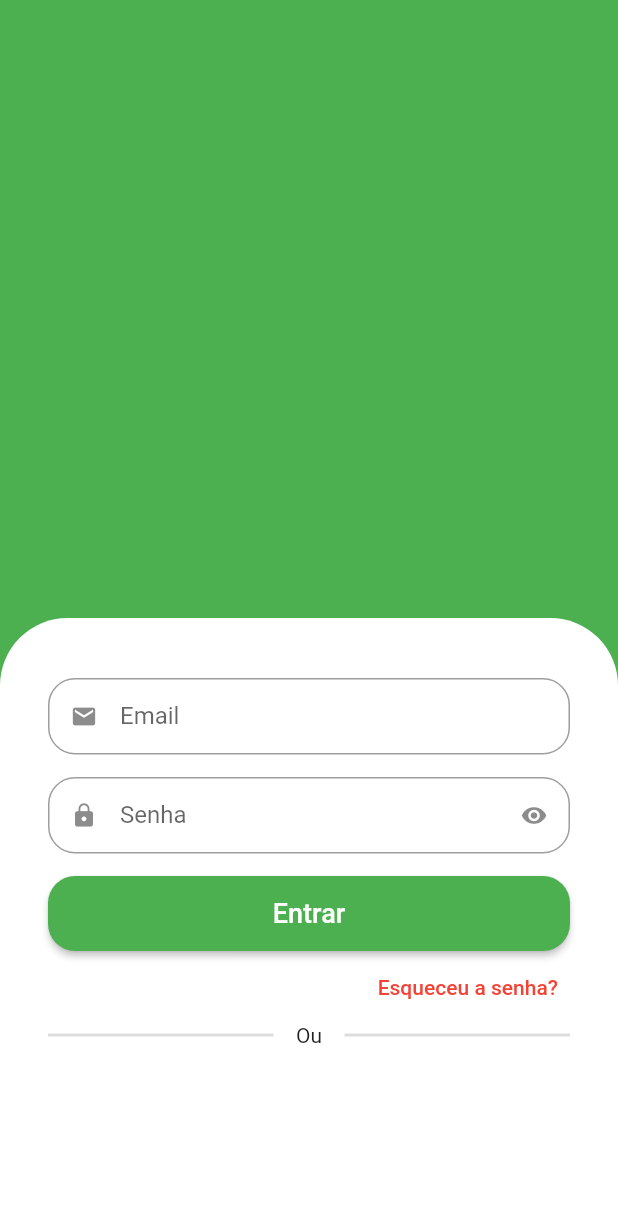
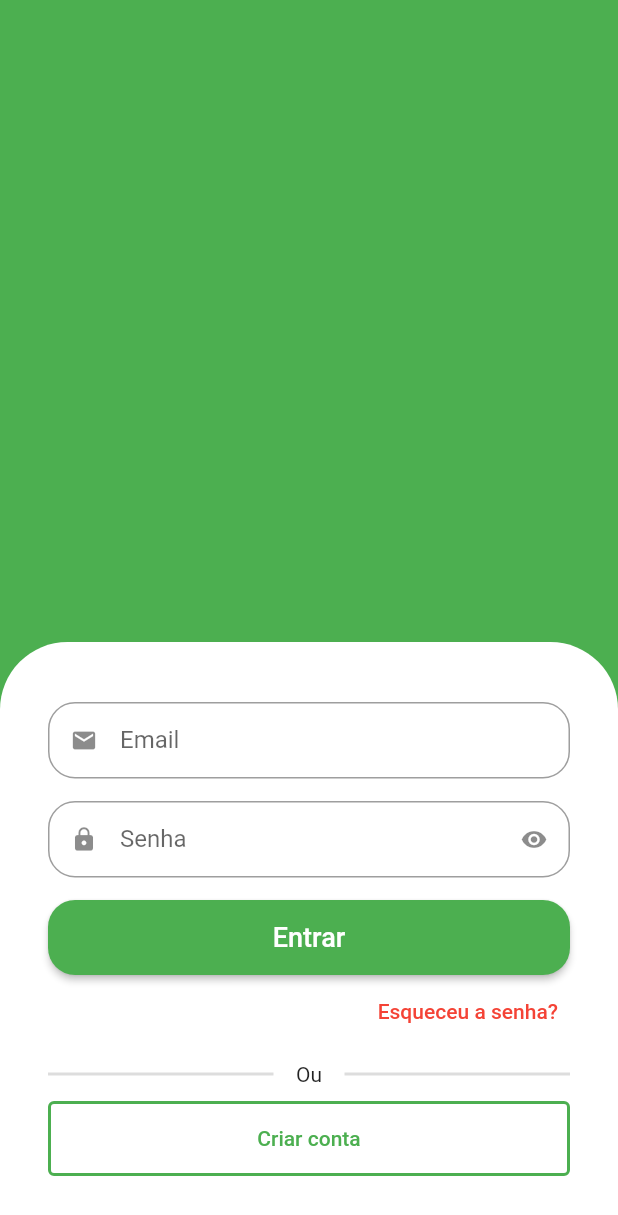
Before and after one commit to wilker123/App_Grocer, a Flutter app: the screen it shows after launch, on a phone screen of 412 x 824 dp. Shown: the top 1215 px of the screen. Run offline on Flutter 3.47's test engine with Material 2 defaults, Android fonts, the phone set to English and light mode, and no system bars.

Commit message:
Created OutlinedButton in SignInScreen

```diff
--- a/greengrocer/lib/src/auth/sign_in_screen.dart
+++ b/greengrocer/lib/src/auth/sign_in_screen.dart
@@ -15,8 +15,7 @@ class SignInScreen extends StatelessWidget {
               color: Colors.green,
             ),
           ),
-          Expanded(
-            child: Container(
+          Container(
             padding: const EdgeInsets.symmetric(horizontal: 32, vertical: 40),
             decoration: const BoxDecoration(
               color: Colors.white,
@@ -68,7 +67,9 @@ class SignInScreen extends StatelessWidget {
                   ),
                 ),
 // Divisor
-                  Row(
+                Padding(
+                  padding: const EdgeInsets.symmetric(vertical: 10),
+                  child: Row(
                     children: [
                       Expanded(
                         child: Divider(
@@ -88,9 +89,22 @@ class SignInScreen extends StatelessWidget {
                       ),
                     ],
                   ),
+                ),
 //Botão de novo usuário
+                SizedBox(
+                  height: 50,
+                  child: OutlinedButton(
+                    style: OutlinedButton.styleFrom(
+                      side: const BorderSide(
+                        width: 2,
+                        color: Colors.green,
+                      ),
+                    ),
+                    onPressed: () {},
+                    child: const Text("Criar conta"),
+                  ),
+                )
               ],
-              ),
             ),
           ),
         ],
```
Lines whose indentation alone changed are shown as unchanged.
